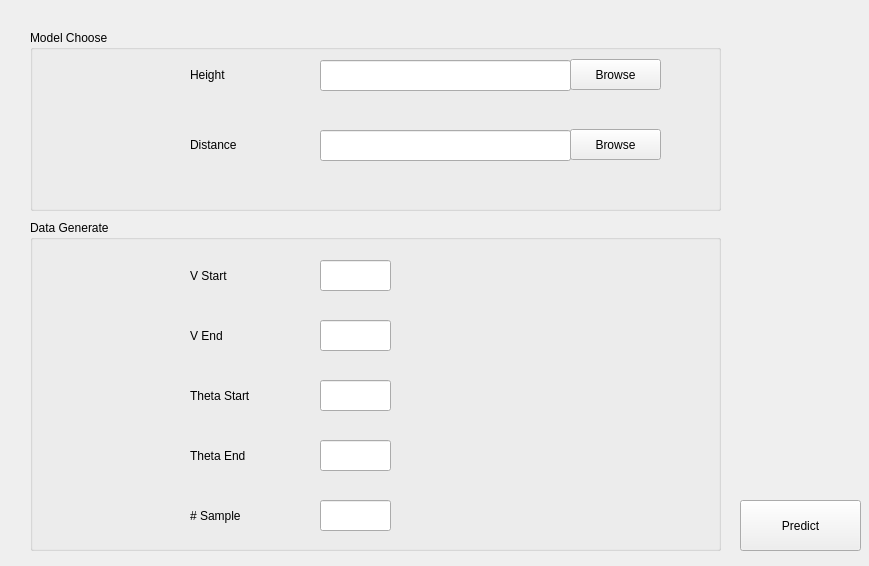
Above: shoot/shoot_v1/for_testUI_v3.ui from imyzc/nctu_ml before the change. Below: the same form after it.
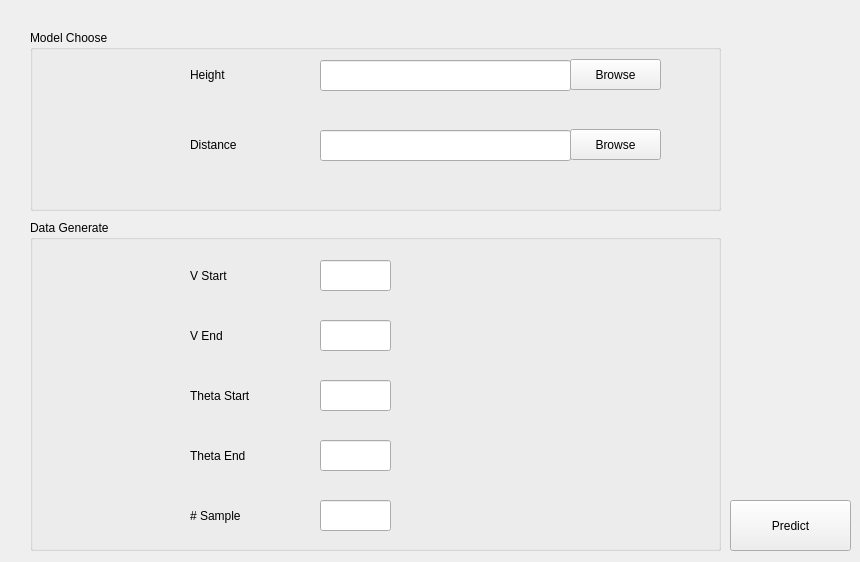
That is the form after the change.

Patch:
```diff
--- a/shoot/shoot_v1/for_testUI_v3.ui
+++ b/shoot/shoot_v1/for_testUI_v3.ui
@@ -6,8 +6,8 @@
    <rect>
     <x>0</x>
     <y>0</y>
-    <width>869</width>
-    <height>566</height>
+    <width>860</width>
+    <height>562</height>
    </rect>
   </property>
   <property name="windowTitle">
@@ -16,7 +16,7 @@
   <widget class="QPushButton" name="pushButton_predict">
    <property name="geometry">
     <rect>
-     <x>740</x>
+     <x>730</x>
      <y>500</y>
      <width>121</width>
      <height>51</height>
```
